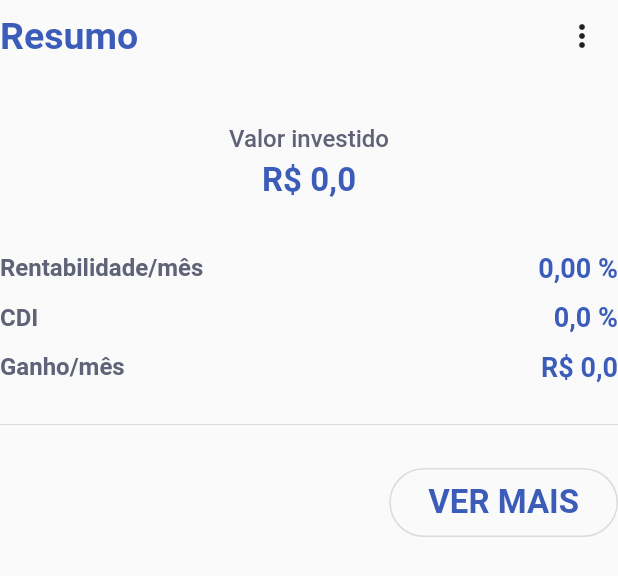
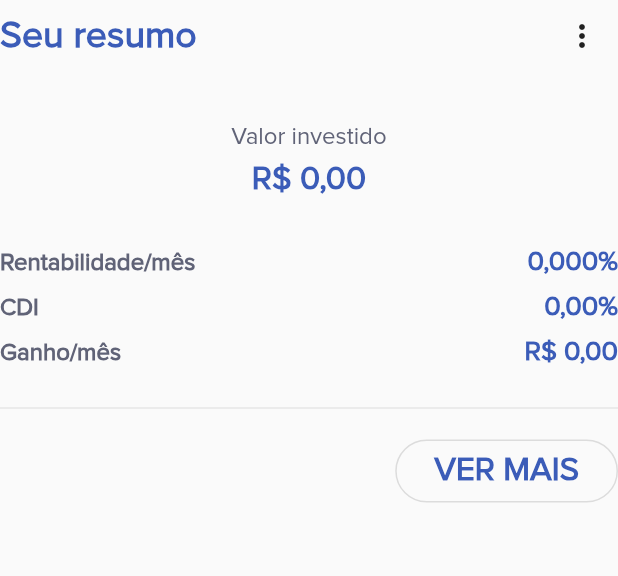
Before and after one commit to WilliamBz12/summary-flutter, a Flutter app: the CardWidget widget shown alone on an empty page, opened directly with empty values, on a phone screen of 412 x 824 dp. Shown: the top 576 px of the screen. Run offline on Flutter 3.47's test engine with Material 2 defaults, Android fonts, the phone set to English and light mode, and no system bars; our stand-ins replace dartz, flutter_riverpod, freezed_annotation, graphql, graphql_flutter, riverpod; network calls fail.

Commit message:
add fonts

```diff
--- a/lib/app/app_widget.dart
+++ b/lib/app/app_widget.dart
@@ -12,8 +12,9 @@ class AppWidget extends StatelessWidget {
         title: 'Seu resumo',
         theme: ThemeData(
           primarySwatch: Colors.blue,
+          fontFamily: 'proxima-nova',
         ),
-        home: HomePage(title: 'Flutter Demo Home Page'),
+        home: HomePage(),
       ),
     );
   }
--- a/lib/app/features/home/home_page.dart
+++ b/lib/app/features/home/home_page.dart
@@ -5,9 +5,6 @@ import 'package:yourresume/app/features/home/widgets/card_widget.dart';
 import 'home_provider.dart';
 
 class HomePage extends StatefulWidget {
-  HomePage({Key? key, required this.title}) : super(key: key);
-  final String title;
-
   @override
   _HomePageState createState() => _HomePageState();
 }
--- a/lib/app/features/home/repository/summary_repository.dart
+++ b/lib/app/features/home/repository/summary_repository.dart
@@ -23,8 +23,7 @@ class SummaryRepository {
       final result = await client.query(QueryOptions(document: gql(query)));
 
       if (result.data != null) {
-        final data =
-            result.data?["wealthSummary"] as List<Map<String, dynamic>>;
+        final data = result.data?["wealthSummary"];
         final summary = SummaryModel.fromJson(data.first);
         return Right(summary);
       }
--- a/lib/app/features/home/widgets/card_widget.dart
+++ b/lib/app/features/home/widgets/card_widget.dart
@@ -18,10 +18,10 @@ class CardWidget extends StatelessWidget {
           mainAxisAlignment: MainAxisAlignment.spaceBetween,
           children: [
             Text(
-              "Resumo",
+              "Seu resumo",
               style: TextStyle(
                 fontSize: 25,
-                fontWeight: FontWeight.bold,
+                fontWeight: FontWeight.w900,
                 color: primaryColor,
               ),
             ),
@@ -40,9 +40,9 @@ class CardWidget extends StatelessWidget {
             color: secundaryColors,
           ),
         ),
-        SizedBox(height: 5),
+        SizedBox(height: 10),
         Text(
-          "R\$ ${item.total!.toStringAsPrecision(2).replaceAll(".", ",")}",
+          "R\$ ${item.total!.toStringAsFixed(2).replaceAll(".", ",")}",
           style: TextStyle(
             fontSize: 22,
             fontWeight: FontWeight.bold,
@@ -53,23 +53,21 @@ class CardWidget extends StatelessWidget {
         _buildItem(
           title: "Rentabilidade/mês",
           content:
-              "${item.profitability!.toStringAsPrecision(3).replaceAll(".", ",")} %",
+              "${item.profitability!.toStringAsFixed(3).replaceAll(".", ",")}%",
         ),
         SizedBox(height: 12),
         _buildItem(
           title: "CDI",
-          content:
-              "${item.gain!.toStringAsPrecision(2).replaceAll(".", ",")} %",
+          content: "${item.cdi!.toStringAsFixed(2).replaceAll(".", ",")}%",
         ),
         SizedBox(height: 12),
         _buildItem(
           title: "Ganho/mês",
-          content:
-              "R\$ ${item.gain!.toStringAsPrecision(2).replaceAll(".", ",")}",
+          content: "R\$ ${item.gain!.toStringAsFixed(2).replaceAll(".", ",")}",
         ),
         SizedBox(height: 20),
         Divider(),
-        SizedBox(height: 20),
+        SizedBox(height: 10),
         Align(
           alignment: Alignment.centerRight,
           child: OutlinedButton(
```
Also changed, not shown: lib/app/core/api/graphql_client_factory.dart (+4 -5 lines), pubspec.yaml (+5 -11 lines), fonts/proxima-nova.otf (added).
